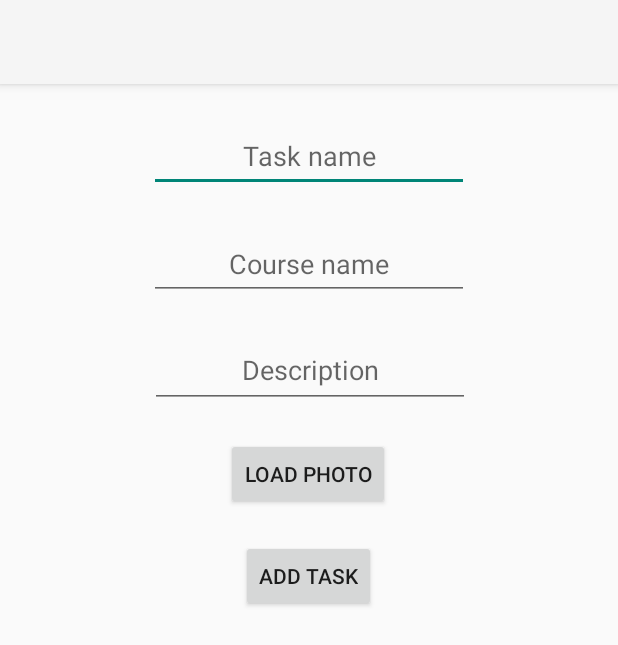
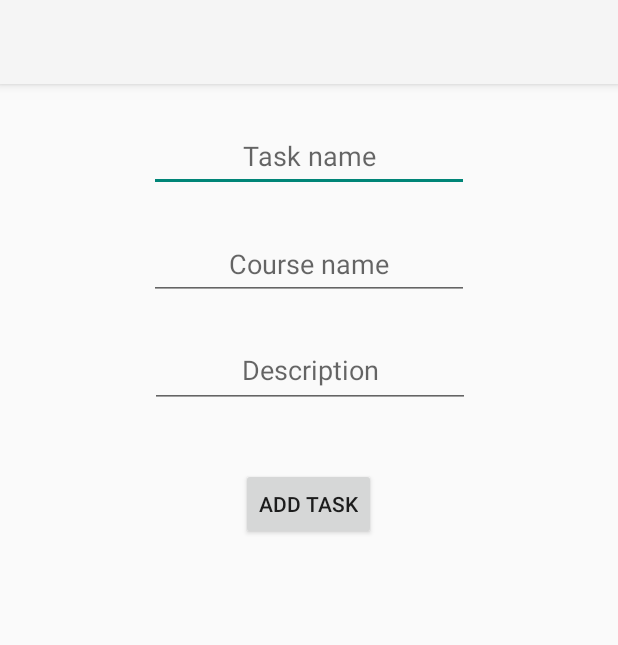
Before and after one commit to majkizbajki/PUM, an Android app: the screen it shows after launch (MainActivity), on a phone screen of 412 x 824 dp. Shown: the top 645 px of the screen. Run offline under Robolectric (Android 15) with nearby library versions, the phone set to English and light mode, and no system bars.

Commit message:
Remove load photo button

```diff
--- a/StudentHardLife/app/src/main/res/layout/fragment_task_overview.xml
+++ b/StudentHardLife/app/src/main/res/layout/fragment_task_overview.xml
@@ -53,17 +53,17 @@
         android:id="@+id/addTaskButton"
         android:layout_width="wrap_content"
         android:layout_height="wrap_content"
-        android:layout_marginTop="20dp"
+        android:layout_marginTop="40dp"
         android:text="ADD TASK"
         app:layout_constraintEnd_toEndOf="parent"
         app:layout_constraintHorizontal_bias="0.498"
         app:layout_constraintStart_toStartOf="parent"
-        app:layout_constraintTop_toBottomOf="@+id/loadPhotoButton" />
+        app:layout_constraintTop_toBottomOf="@+id/taskDescriptionEditText" />
 
     <androidx.recyclerview.widget.RecyclerView
         android:id="@+id/recyclerView"
-        android:layout_width="410dp"
-        android:layout_height="364dp"
+        android:layout_width="412dp"
+        android:layout_height="410dp"
         android:layout_marginTop="16dp"
         app:layout_constraintEnd_toEndOf="parent"
         app:layout_constraintHorizontal_bias="0.0"
@@ -71,15 +71,4 @@
         app:layout_constraintTop_toBottomOf="@+id/addTaskButton"
         tools:listitem="@layout/task_element" />
 
-    <Button
-        android:id="@+id/loadPhotoButton"
-        android:layout_width="wrap_content"
-        android:layout_height="wrap_content"
-        android:layout_marginTop="20dp"
-        android:text="LOAD PHOTO"
-        app:layout_constraintEnd_toEndOf="parent"
-        app:layout_constraintHorizontal_bias="0.498"
-        app:layout_constraintStart_toStartOf="parent"
-        app:layout_constraintTop_toBottomOf="@+id/taskDescriptionEditText" />
-
 </androidx.constraintlayout.widget.ConstraintLayout>
```
